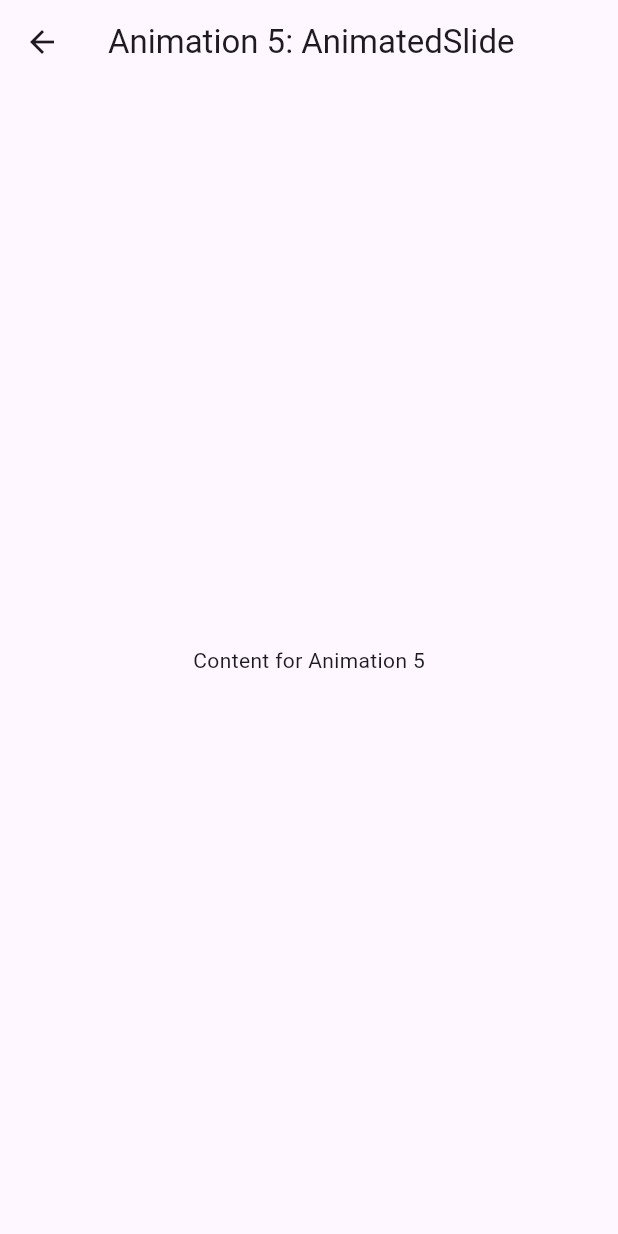
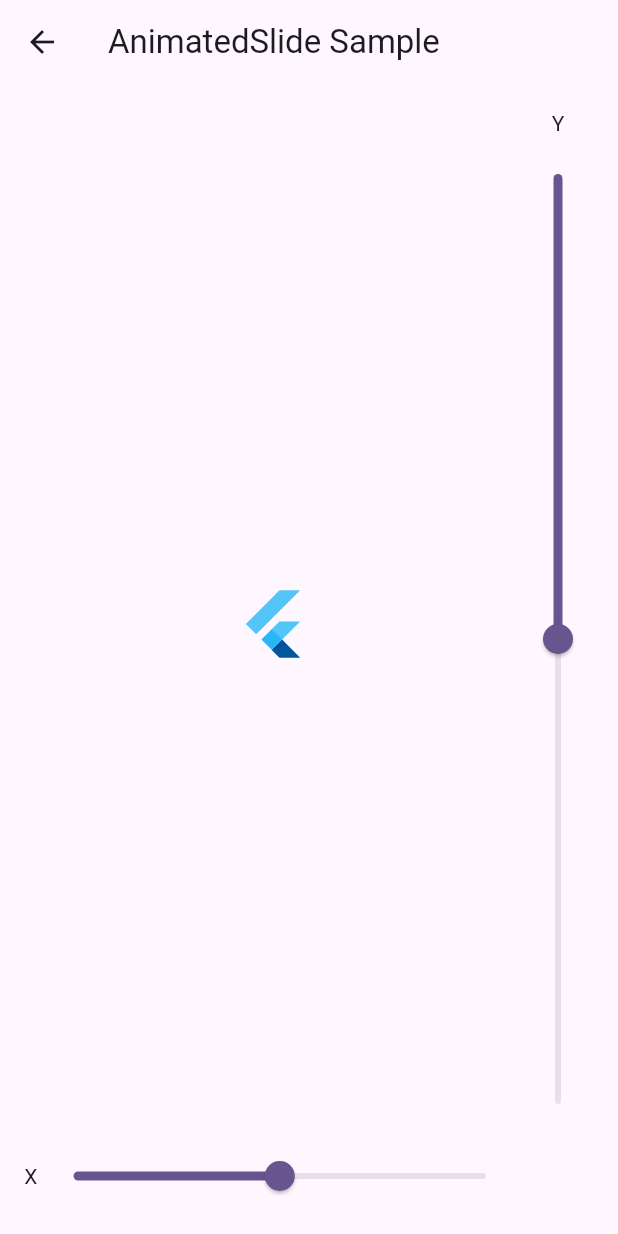
Before and after one commit to wiebecoding/CSEN268_implicit_animations, a Flutter app: the FifthAnimation screen opened by its route, on a phone screen of 412 x 824 dp. Run offline on Flutter 3.47's test engine with Material 3 defaults, Android fonts, the phone set to English and light mode, and no system bars; our stand-ins replace go_router.

Commit message:
Added template slideAnimation

```diff
--- a/lib/pages/animation_5.dart
+++ b/lib/pages/animation_5.dart
@@ -1,16 +1,85 @@
 import 'package:flutter/material.dart';
 
-class FifthAnimation extends StatelessWidget {
+class FifthAnimation extends StatefulWidget {
   const FifthAnimation({super.key});
 
   @override
+  State<FifthAnimation> createState() => _FifthAnimationState();
+}
+
+class _FifthAnimationState extends State<FifthAnimation> {
+  Offset offset = Offset.zero;
+
+  @override
   Widget build(BuildContext context) {
+    final TextTheme textTheme = Theme.of(context).textTheme;
+
     return Scaffold(
-      appBar: AppBar(
-        title: const Text('Animation 5: AnimatedSlide'),
-      ),
-      body: const Center(
-        child: Text('Content for Animation 5'),
+      appBar: AppBar(title: const Text('AnimatedSlide Sample')),
+      body: Padding(
+        padding: const EdgeInsets.all(16.0),
+        child: Column(
+          mainAxisSize: MainAxisSize.min,
+          children: <Widget>[
+            Expanded(
+              child: Row(
+                children: <Widget>[
+                  Expanded(
+                    child: Container(
+                      alignment: Alignment.center,
+                      padding: const EdgeInsets.all(50.0),
+                      child: AnimatedSlide(
+                        offset: offset,
+                        duration: const Duration(milliseconds: 500),
+                        curve: Curves.easeInOut,
+                        child: const FlutterLogo(size: 50.0),
+                      ),
+                    ),
+                  ),
+                  Column(
+                    children: <Widget>[
+                      Text('Y', style: textTheme.bodyMedium),
+                      Expanded(
+                        child: RotatedBox(
+                          quarterTurns: 1,
+                          child: Slider(
+                            min: -5.0,
+                            max: 5.0,
+                            value: offset.dy,
+                            onChanged: (double value) {
+                              setState(() {
+                                offset = Offset(offset.dx, value);
+                              });
+                            },
+                          ),
+                        ),
+                      ),
+                    ],
+                  ),
+                ],
+              ),
+            ),
+            Row(
+              mainAxisAlignment: MainAxisAlignment.spaceEvenly,
+              children: <Widget>[
+                Text('X', style: textTheme.bodyMedium),
+                Expanded(
+                  child: Slider(
+                    min: -5.0,
+                    max: 5.0,
+                    value: offset.dx,
+                    onChanged: (double value) {
+                      setState(() {
+                        offset = Offset(value, offset.dy);
+                      });
+                    },
+                  ),
+                ),
+                const SizedBox(width: 48.0),
+              ],
+            ),
+          ],
+        ),
       ),
     );
   }
```
